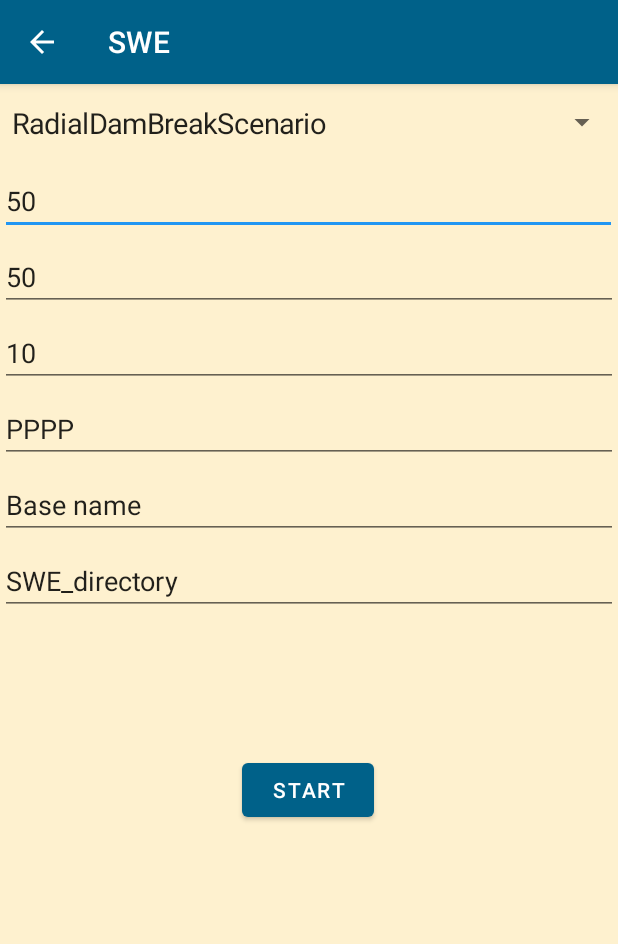
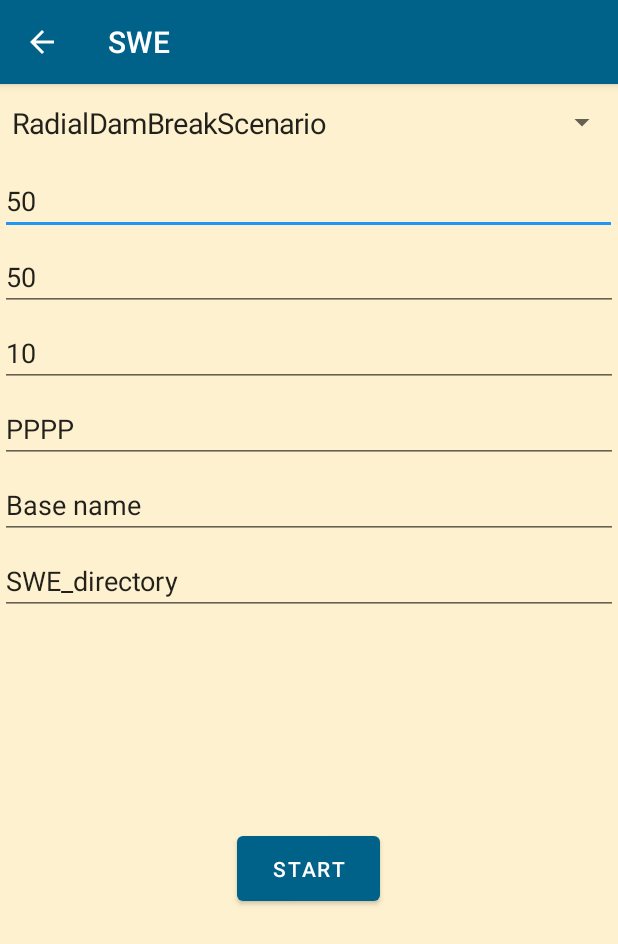
Before and after one commit to N101/SWE-Tsunami-Simulator-Android, an Android app: the SWE screen opened directly, with no data from a screen before it, on a phone screen of 412 x 824 dp. Shown: the top 944 px of the screen. Run offline under Robolectric (Android 15) with nearby library versions, the phone set to English and light mode, and no system bars.

Commit message:
Formatted output; Write basic info in output. Deleted todos

```diff
--- a/app/src/main/java/com/example/cppdemo/SWE1D.java
+++ b/app/src/main/java/com/example/cppdemo/SWE1D.java
@@ -5,7 +5,6 @@ import androidx.appcompat.app.ActionBar;
 import androidx.appcompat.app.AppCompatActivity;
 
 import android.content.Intent;
-import android.graphics.Color;
 import android.os.Bundle;
 import android.os.Environment;
 import android.util.Log;
--- a/app/src/main/res/layout/activity_swe.xml
+++ b/app/src/main/res/layout/activity_swe.xml
@@ -71,17 +71,17 @@
 
     <Button
         android:id="@+id/button5"
-        android:layout_width="wrap_content"
-        android:layout_height="wrap_content"
-        android:layout_marginTop="50dp"
-        android:layout_marginBottom="180dp"
+        android:layout_width="95dp"
+        android:layout_height="55dp"
+        android:layout_marginTop="65dp"
+        android:layout_marginBottom="141dp"
         android:onClick="start"
         android:text="Start"
         app:layout_constraintBottom_toBottomOf="parent"
         app:layout_constraintEnd_toEndOf="parent"
         app:layout_constraintHorizontal_bias="0.498"
         app:layout_constraintStart_toStartOf="parent"
-        app:layout_constraintTop_toBottomOf="@+id/basename_input" />
+        app:layout_constraintTop_toBottomOf="@+id/swe_dirname" />
 
     <EditText
         android:id="@+id/basename_input"
--- a/app/src/main/res/layout/activity_swe1doutput.xml
+++ b/app/src/main/res/layout/activity_swe1doutput.xml
@@ -13,7 +13,7 @@
         android:layout_width="wrap_content"
         android:layout_height="wrap_content"
         android:scrollbars="vertical"
-        android:textAlignment="center"
+        android:textAlignment="viewStart"
         app:layout_constraintBottom_toBottomOf="parent"
         app:layout_constraintEnd_toEndOf="parent"
         app:layout_constraintStart_toStartOf="parent"
```
Also changed, not shown: 4 other files.
